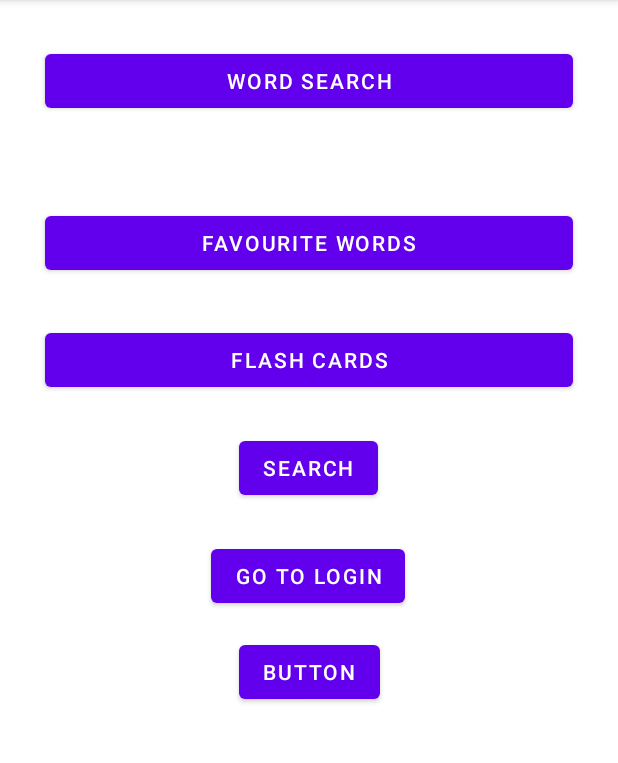
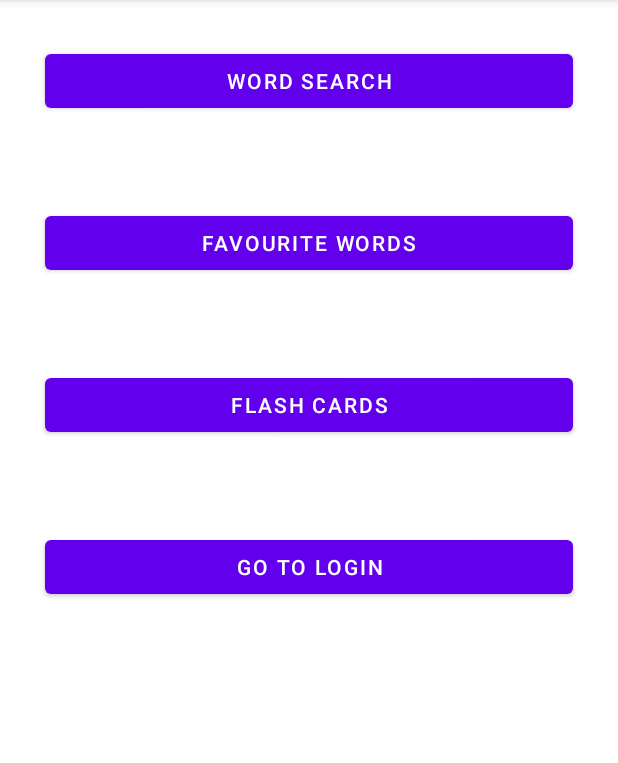
Before and after one commit to Jarwesbub/Dictionary-App, an Android app: the screen it shows after launch (MainActivity), on a phone screen of 412 x 824 dp, the part 84-847 px from its top. Run offline under Robolectric (Android 15) with nearby library versions, the phone set to English and light mode, and no system bars.

Commit message:
Fixed Main's buttons. Made Licences & About Us pages, created menu button functions for them. Placeholder function for Settings menu button.

```diff
--- a/mobile/app/src/main/res/layout/activity_main.xml
+++ b/mobile/app/src/main/res/layout/activity_main.xml
@@ -7,14 +7,13 @@
     tools:context=".MainActivity">
 
     <Button
-        android:id="@+id/button1"
+        android:id="@+id/buApiSearch"
         android:layout_width="match_parent"
         android:layout_height="wrap_content"
         android:layout_margin="30dp"
-        android:onClick="openWordSearch"
+        android:onClick="onClickGoToSearch"
         android:text="Word Search"
-        app:layout_constraintBottom_toTopOf="@+id/button2"
-        app:layout_constraintHorizontal_bias="0.5"
+        app:layout_constraintBottom_toTopOf="@id/button2"
         app:layout_constraintLeft_toLeftOf="parent"
         app:layout_constraintRight_toRightOf="parent"
         app:layout_constraintTop_toTopOf="parent"
@@ -28,59 +27,36 @@
         android:layout_margin="30dp"
         android:onClick="openFavouriteWords"
         android:text="Favourite Words"
-        app:layout_constraintBottom_toTopOf="@+id/button3"
-        app:layout_constraintHorizontal_bias="0.5"
+        app:layout_constraintHorizontal_bias="0.266"
         app:layout_constraintLeft_toLeftOf="parent"
         app:layout_constraintRight_toRightOf="parent"
-        app:layout_constraintTop_toBottomOf="@+id/button1"
-        app:layout_constraintVertical_bias="0.206" />
+        app:layout_constraintTop_toBottomOf="@id/buApiSearch"
+        app:layout_constraintBottom_toTopOf="@id/buFlashCard"
+        app:layout_constraintVertical_chainStyle="packed" />
 
     <Button
-        android:id="@+id/button3"
+        android:id="@+id/buFlashCard"
         android:layout_width="match_parent"
         android:layout_height="wrap_content"
         android:layout_margin="30dp"
         android:onClick="openFlashCards"
         android:text="Flash Cards"
-        app:layout_constraintBottom_toTopOf="@+id/button4"
-        app:layout_constraintHorizontal_bias="0.5"
         app:layout_constraintLeft_toLeftOf="parent"
         app:layout_constraintRight_toRightOf="parent"
-        app:layout_constraintTop_toBottomOf="@+id/button2"
-        app:layout_constraintVertical_bias="0.404" />
+        app:layout_constraintTop_toBottomOf="@id/button2"
+        app:layout_constraintBottom_toTopOf="@id/btnGoToLogin"
+        app:layout_constraintVertical_chainStyle="packed" />
 
     <Button
         android:id="@+id/btnGoToLogin"
-        android:layout_width="wrap_content"
+        android:layout_width="match_parent"
         android:layout_height="wrap_content"
+        android:layout_margin="30dp"
         android:text="Go to login"
+        app:layout_constraintTop_toBottomOf="@id/buFlashCard"
         app:layout_constraintBottom_toBottomOf="parent"
-        app:layout_constraintEnd_toEndOf="parent"
-        app:layout_constraintHorizontal_bias="0.498"
-        app:layout_constraintStart_toStartOf="parent"
-        app:layout_constraintTop_toTopOf="parent" />
+        app:layout_constraintLeft_toLeftOf="parent"
+        app:layout_constraintRight_toRightOf="parent" />
 
 
-    <Button
-        android:id="@+id/buApiSearch"
-        android:layout_width="wrap_content"
-        android:layout_height="wrap_content"
-        android:layout_marginBottom="24dp"
-        android:onClick="onClickGoToSearch"
-        android:text="Search"
-        app:layout_constraintBottom_toTopOf="@+id/btnGoToLogin"
-        app:layout_constraintEnd_toEndOf="parent"
-        app:layout_constraintHorizontal_bias="0.498"
-        app:layout_constraintStart_toStartOf="parent" />
-
-    <Button
-        android:id="@+id/buFlashCard"
-        android:layout_width="wrap_content"
-        android:layout_height="wrap_content"
-        android:layout_marginTop="16dp"
-        android:text="Button"
-        app:layout_constraintEnd_toEndOf="parent"
-        app:layout_constraintStart_toStartOf="parent"
-        app:layout_constraintTop_toBottomOf="@+id/btnGoToLogin" />
-
 </androidx.constraintlayout.widget.ConstraintLayout>
--- a/mobile/app/src/main/res/menu/menubuttons.xml
+++ b/mobile/app/src/main/res/menu/menubuttons.xml
@@ -21,7 +21,7 @@
         <item
             android:id="@+id/tbAbout"
             android:title="About"
-            android:orderInCategory="20"
+            android:orderInCategory="30"
             android:visible="true" />
     </menu>
     </item>
```
Also changed, not shown: mobile/app/src/main/AndroidManifest.xml (+14 -0 lines), mobile/app/src/main/java/com/example/dictionary_app/AboutUsActivity.kt (added, +13 -0 lines), mobile/app/src/main/java/com/example/dictionary_app/LicencesActivity.kt (added, +13 -0 lines), mobile/app/src/main/java/com/example/dictionary_app/MainActivity.kt (+24 -5 lines), mobile/app/src/main/res/layout/activity_aboutus.xml (added, +16 -0 lines), mobile/app/src/main/res/layout/activity_licences.xml (added, +16 -0 lines).
